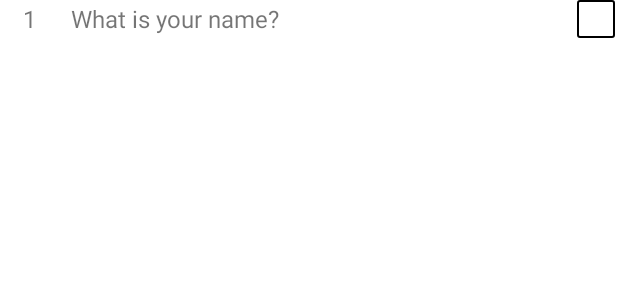
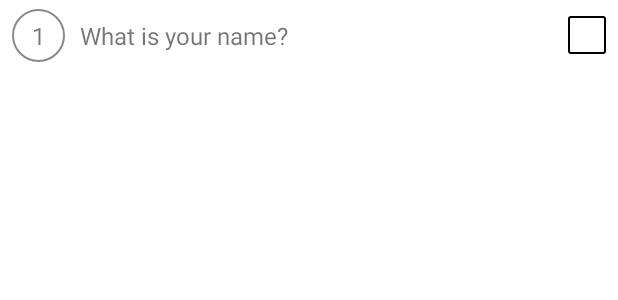
Before and after one commit to rakesharma1987/interviewQuestionApp, an Android app: the layout layout_question_list.xml on its own in the app's theme, with its tools: preview values and no code run, on a phone screen of 412 x 824 dp. Shown: the top 300 px of the screen. Run offline under Robolectric (Android 15) with nearby library versions, the light colour scheme and no system bars.

Commit message:
cardview added in item

```diff
--- a/app/src/main/java/com/example/interviewquestion/views/QuestionActivity.kt
+++ b/app/src/main/java/com/example/interviewquestion/views/QuestionActivity.kt
@@ -3,15 +3,10 @@ package com.example.interviewquestion.views
 import android.content.Intent
 import androidx.appcompat.app.AppCompatActivity
 import android.os.Bundle
-import android.util.Log
 import android.view.Menu
 import android.view.MenuItem
 import android.view.View
-import android.widget.AdapterView
-import android.widget.SearchView
-import android.widget.SearchView.OnQueryTextListener
 import android.widget.Toast
-import androidx.compose.ui.text.toLowerCase
 import androidx.databinding.DataBindingUtil
 import androidx.lifecycle.Observer
 import androidx.lifecycle.ViewModelProvider
@@ -41,7 +36,7 @@ class QuestionActivity : AppCompatActivity(), View.OnClickListener {
         super.onCreate(savedInstanceState)
         binding = DataBindingUtil.setContentView(this, R.layout.activity_question)
         binding.rvQuestionList.layoutManager = LinearLayoutManager(this)
-        binding.rvQuestionList.addItemDecoration(DividerItemDecoration(this, DividerItemDecoration.VERTICAL))
+//        binding.rvQuestionList.addItemDecoration(DividerItemDecoration(this, DividerItemDecoration.VERTICAL))
 
         allDataList = ArrayList<QuestionAnswer>()
 
@@ -173,9 +168,6 @@ class QuestionActivity : AppCompatActivity(), View.OnClickListener {
             R.id.item_other_app ->{
 
             }
-            R.id.item_settings ->{
-
-            }
         }
         return super.onOptionsItemSelected(item)
     }
--- /dev/null
+++ b/app/src/main/res/drawable/shap_circle.xml
@@ -0,0 +1,17 @@
+<?xml version="1.0" encoding="utf-8"?>
+<shape
+    xmlns:android="http://schemas.android.com/apk/res/android"
+    android:shape="oval">
+
+    <solid
+        android:color="@color/white"/>
+
+    <stroke
+        android:color="#8D8888"
+        android:width="1dp"
+        />
+
+    <size
+        android:width="120dp"
+        android:height="120dp"/>
+</shape>
--- a/app/src/main/res/layout/layout_question_list.xml
+++ b/app/src/main/res/layout/layout_question_list.xml
@@ -9,22 +9,31 @@
     <androidx.constraintlayout.widget.ConstraintLayout
         android:layout_width="match_parent"
         android:layout_height="wrap_content">
+        <com.google.android.material.card.MaterialCardView
+            android:layout_width="match_parent"
+            android:layout_height="wrap_content"
+            app:layout_constraintTop_toTopOf="parent"
+            app:cardCornerRadius="@dimen/margin_5dp"
+            app:cardUseCompatPadding="true"
+            app:cardMaxElevation="@dimen/margin_2dp"
+            >
         <RelativeLayout
             android:layout_width="match_parent"
-            android:layout_height="wrap_content"
+            android:layout_height="match_parent"
             android:id="@+id/rl_value"
-            app:layout_constraintTop_toTopOf="parent"
-            android:gravity="center_vertical"
-            android:layout_marginLeft="@dimen/margin_5dp"
-            android:layout_marginRight="@dimen/margin_5dp">
+            android:layout_marginLeft="5dp"
+            android:layout_marginRight="5dp"
+            android:layout_marginTop="@dimen/margin_2dp"
+            android:layout_marginBottom="@dimen/margin_2dp">
             <com.google.android.material.textview.MaterialTextView
                 android:layout_width="35dp"
-                android:layout_height="wrap_content"
+                android:layout_height="35dp"
                 android:id="@+id/tv_srno_value"
                 android:text="1"
                 android:textSize="@dimen/text_size"
                 android:layout_centerVertical="true"
                 android:gravity="center"
+                android:background="@drawable/shap_circle"
                 />
 
             <com.google.android.material.textview.MaterialTextView
@@ -51,5 +60,6 @@
                 android:gravity="center"
                 />
         </RelativeLayout>
+        </com.google.android.material.card.MaterialCardView>
     </androidx.constraintlayout.widget.ConstraintLayout>
 </layout>
--- a/app/src/main/res/menu/menu_dahboard.xml
+++ b/app/src/main/res/menu/menu_dahboard.xml
@@ -18,9 +18,5 @@
         android:id="@+id/item_other_app"
         android:title="Other App"
         />
-    <item
-        android:id="@+id/item_settings"
-        android:title="Settings"
-        />
 
 </menu>
--- a/app/src/main/res/values/dimens.xml
+++ b/app/src/main/res/values/dimens.xml
@@ -1,7 +1,7 @@
 <?xml version="1.0" encoding="utf-8"?>
 <resources>
     <dimen name="cardview_radious">5dp</dimen>
-    <dimen name="btn_height_60dp">45dp</dimen>
+    <dimen name="btn_height_60dp">55dp</dimen>
     <dimen name="btn_small_txt_size_10sp">10sp</dimen>
     <dimen name="dimen_1dp">1dp</dimen>
     <dimen name="margin_2dp">2dp</dimen>
```
